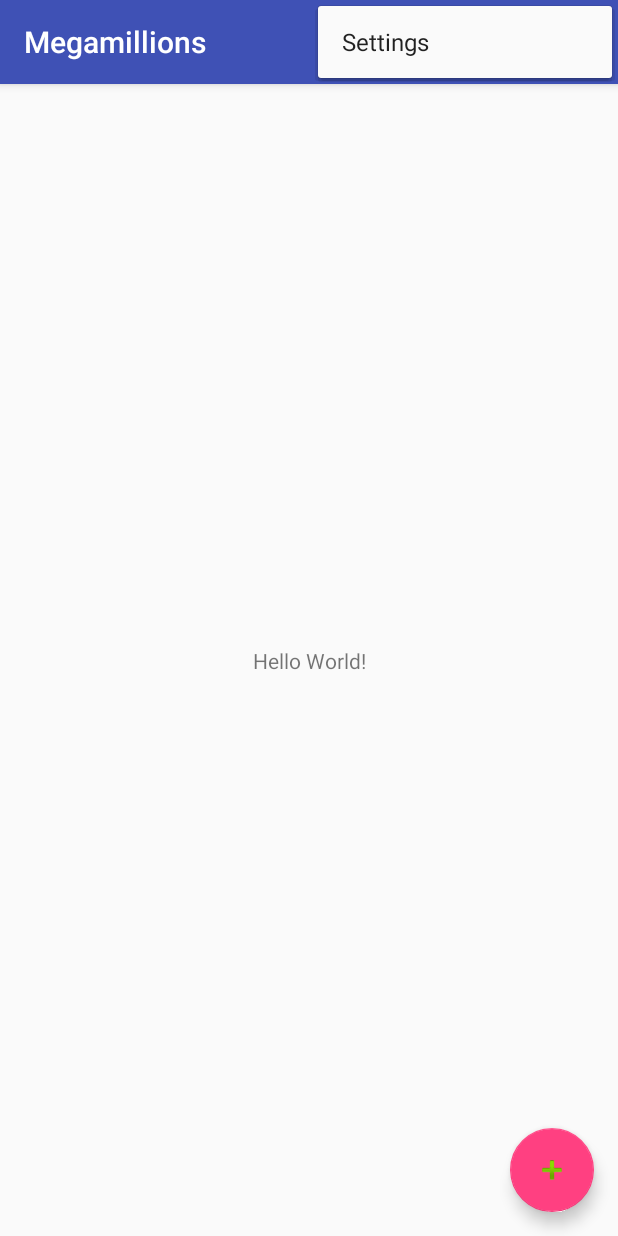
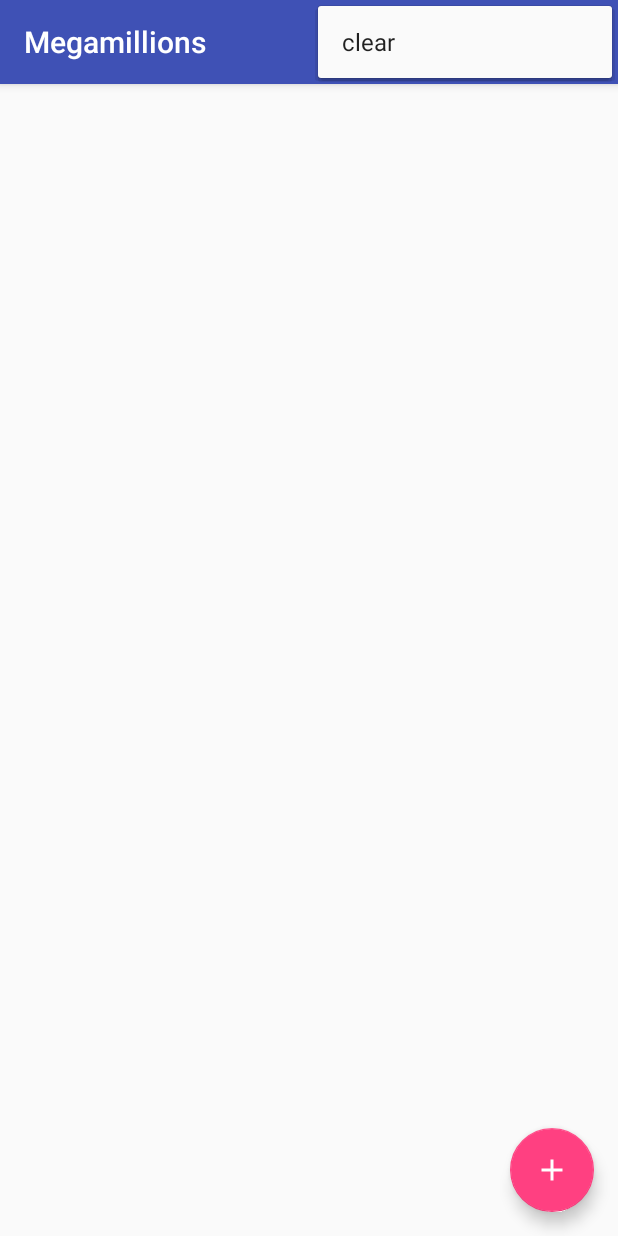
Before and after one commit to Dinarabanal/Megamillions, an Android app: the screen it shows after launch (MainActivity), with the options menu open, on a phone screen of 412 x 824 dp. Run offline under Robolectric (Android 15) with nearby library versions, the phone set to English and light mode, and no system bars.

```diff
--- a/app/src/main/java/edu/cnm/deepdive/megamillions/MainActivity.java
+++ b/app/src/main/java/edu/cnm/deepdive/megamillions/MainActivity.java
@@ -4,53 +4,67 @@ import android.os.Bundle;
 import android.support.design.widget.FloatingActionButton;
 import android.support.design.widget.Snackbar;
 import android.support.v7.app.AppCompatActivity;
+import android.support.v7.widget.RecyclerView;
 import android.support.v7.widget.Toolbar;
-import android.view.View;
 import android.view.Menu;
 import android.view.MenuItem;
 import edu.cnm.deepdive.Generator;
 import edu.cnm.deepdive.MMGenerator;
 import edu.cnm.deepdive.megamillions.R;
 import java.security.SecureRandom;
+import java.util.ArrayList;
 import java.util.Arrays;
+import java.util.List;
+import java.util.Random;
 
 public class MainActivity extends AppCompatActivity {
 
   private Generator generator;
+  private RecyclerView pickListView;
+  private PickAdapter adapter;
+  private List<int[]> picks;
+  private Random rng;
+
 
   @Override
   protected void onCreate(Bundle savedInstanceState) {
     super.onCreate(savedInstanceState);
     setContentView(R.layout.activity_main);
-    generator = new MMGenerator(new SecureRandom());
+
     Toolbar toolbar = findViewById(R.id.toolbar);
     setSupportActionBar(toolbar);
+    pickListView = findViewById(R.id.pick_list_view);
+    picks = new ArrayList<>();
+    adapter = new PickAdapter(this,picks);
+    pickListView.setAdapter(adapter);
+    rng = new SecureRandom();
+    generator = new MMGenerator(new SecureRandom());
+    FloatingActionButton fab = findViewById(R.id.add_pick);
+    fab.setOnClickListener((view) -> {
+      int[] pick = generator.generate();
+      picks.add(pick);
+      adapter.notifyItemInserted(picks.size() - 1);
+    });
 
-    FloatingActionButton fab = findViewById(R.id.add_pick);
-    fab.setOnClickListener((view) ->
-        Snackbar.make(view, Arrays.toString(generator.generate()), Snackbar.LENGTH_LONG)
-            .setAction("Action", null).show());
   }
 
   @Override
   public boolean onCreateOptionsMenu(Menu menu) {
-    // Inflate the menu; this adds items to the action bar if it is present.
     getMenuInflater().inflate(R.menu.menu_main, menu);
     return true;
   }
 
   @Override
   public boolean onOptionsItemSelected(MenuItem item) {
-    // Handle action bar item clicks here. The action bar will
-    // automatically handle clicks on the Home/Up button, so long
-    // as you specify a parent activity in AndroidManifest.xml.
-    int id = item.getItemId();
-
-    //noinspection SimplifiableIfStatement
-    if (id == R.id.action_settings) {
-      return true;
+    boolean handled = true;
+    switch (item.getItemId()) {
+      case R.id.action_clear:
+        picks.clear();
+        adapter.notifyDataSetChanged();
+        break;
+        default:
+          handled = super.onOptionsItemSelected(item);
     }
-
-    return super.onOptionsItemSelected(item);
+    return handled;
   }
 }
--- /dev/null
+++ b/app/src/main/res/drawable/ic_add.xml
@@ -0,0 +1,8 @@
+<vector
+  android:height="24dp"
+  android:tint="#FFFFFF"
+  android:viewportHeight="24.0"
+  android:viewportWidth="24.0"
+  android:width="24dp" xmlns:android="http://schemas.android.com/apk/res/android">
+    <path android:fillColor="#FF000000" android:pathData="M19,13h-6v6h-2v-6H5v-2h6V5h2v6h6v2z"/>
+</vector>
--- a/app/src/main/res/layout/activity_main.xml
+++ b/app/src/main/res/layout/activity_main.xml
@@ -29,6 +29,6 @@
     android:layout_height="wrap_content"
     android:layout_margin="@dimen/fab_margin"
     android:layout_gravity="bottom|end"
-    app:srcCompat="@android:drawable/ic_input_add"/>
+    app:srcCompat="@drawable/ic_add"/>
 
 </android.support.design.widget.CoordinatorLayout>
--- a/app/src/main/res/layout/content_main.xml
+++ b/app/src/main/res/layout/content_main.xml
@@ -5,17 +5,20 @@
   xmlns:tools="http://schemas.android.com/tools"
   android:layout_width="match_parent"
   android:layout_height="match_parent"
-  app:layout_behavior="@string/appbar_scrolling_view_behavior"
+
+
   tools:context=".MainActivity"
   tools:showIn="@layout/activity_main">
 
-  <TextView
-    android:layout_width="wrap_content"
-    android:layout_height="wrap_content"
-    android:text="Hello World!"
-    app:layout_constraintBottom_toBottomOf="parent"
-    app:layout_constraintLeft_toLeftOf="parent"
-    app:layout_constraintRight_toRightOf="parent"
-    app:layout_constraintTop_toTopOf="parent"/>
+
+  <android.support.v7.widget.RecyclerView
+    android:id="@+id/pick_list_view"
+    android:layout_width="match_parent"
+    android:layout_height="0dp"
+    app:layoutManager="android.support.v7.widget.LinearLayoutManager"
+    app:layout_constraintTop_toTopOf="parent"
+    app:layout_constraintBottom_toBottomOf="parent"/>
+
+
 
 </android.support.constraint.ConstraintLayout>
--- a/app/src/main/res/menu/menu_main.xml
+++ b/app/src/main/res/menu/menu_main.xml
@@ -3,8 +3,8 @@
   xmlns:tools="http://schemas.android.com/tools"
   tools:context="edu.cnm.deepdive.megamillions.MainActivity">
   <item
-    android:id="@+id/action_settings"
+    android:id="@+id/action_clear"
     android:orderInCategory="100"
-    android:title="@string/action_settings"
+    android:title="@string/clear"
     app:showAsAction="never"/>
 </menu>
--- a/app/src/main/res/values/strings.xml
+++ b/app/src/main/res/values/strings.xml
@@ -1,4 +1,6 @@
 <resources>
   <string name="app_name">Megamillions</string>
   <string name="action_settings">Settings</string>
+  <string name="delete_pick">Delete</string>
+  <string name="clear">clear</string>
 </resources>
```
Also changed, not shown: app/src/main/java/edu/cnm/deepdive/megamillions/PickAdapter.java (+25 -5 lines).
